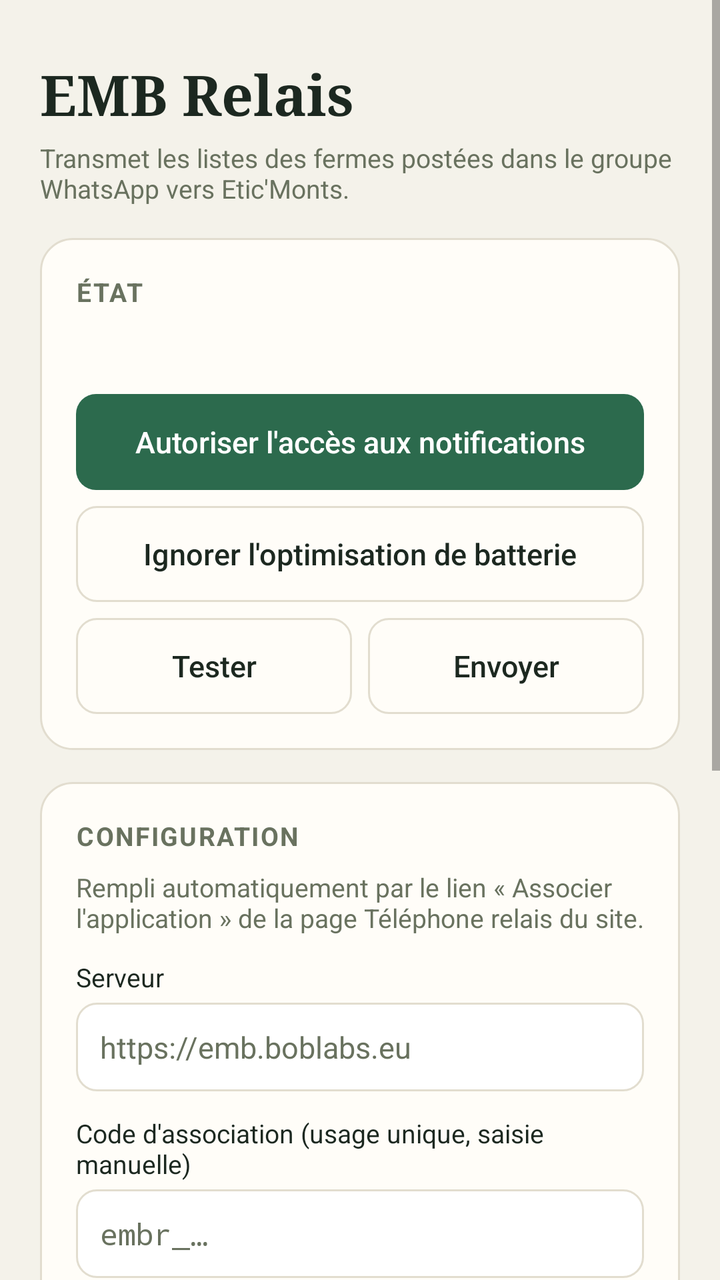
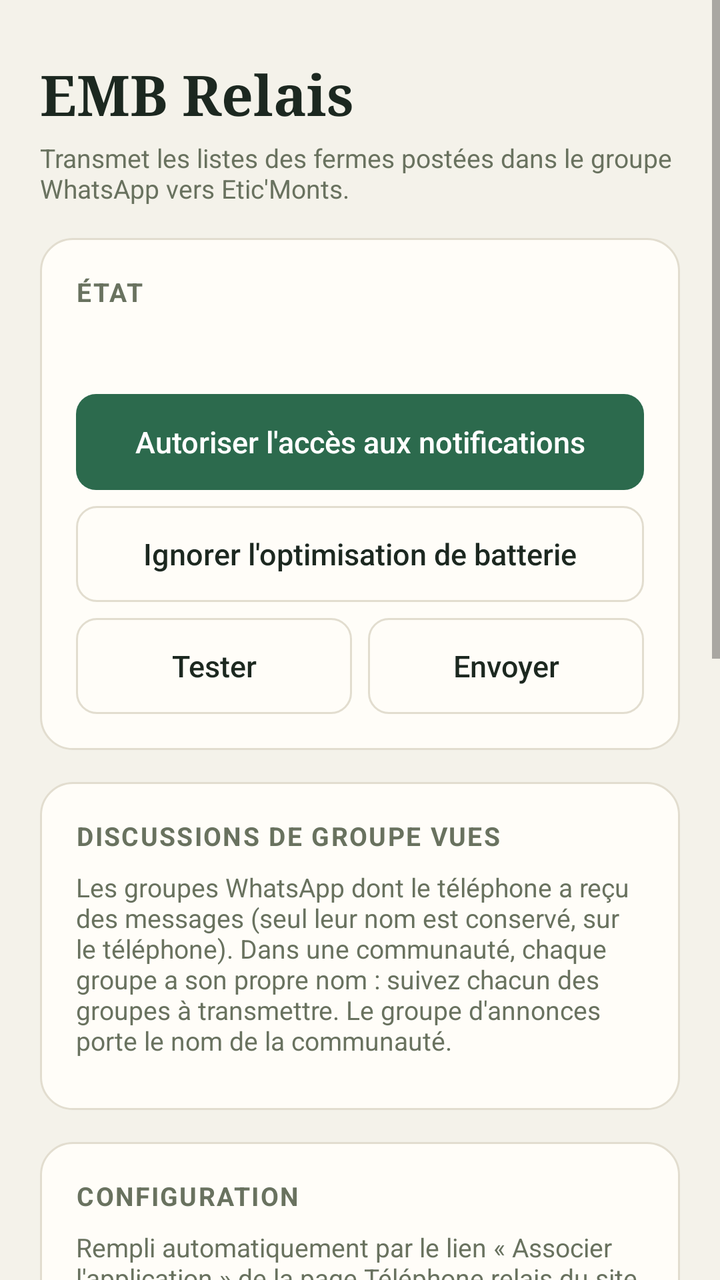

The first picture is an Android layout as it rendered before a commit; the second is the same layout after the commit. The layout source and the unified diff follow.
<!-- AndroidManifest.xml: application theme Theme.EmbRelais -->
<!-- res/layout/activity_main.xml -->
<?xml version="1.0" encoding="utf-8"?>
<ScrollView xmlns:android="http://schemas.android.com/apk/res/android"
    android:layout_width="match_parent"
    android:layout_height="match_parent"
    android:fillViewport="true">

    <LinearLayout
        android:layout_width="match_parent"
        android:layout_height="wrap_content"
        android:orientation="vertical"
        android:paddingHorizontal="20dp"
        android:paddingTop="28dp"
        android:paddingBottom="32dp">

        <TextView
            style="@style/Text.Title"
            android:layout_width="wrap_content"
            android:layout_height="wrap_content"
            android:text="@string/app_name" />

        <TextView
            style="@style/Text.Muted"
            android:layout_width="match_parent"
            android:layout_height="wrap_content"
            android:layout_marginTop="4dp"
            android:text="@string/tagline" />

        
        <LinearLayout style="@style/Card" android:layout_width="match_parent" android:layout_height="wrap_content">
            <TextView style="@style/Text.Section" android:layout_width="wrap_content" android:layout_height="wrap_content" android:text="@string/section_status" />
            <TextView
                android:id="@+id/status"
                style="@style/Text.Body"
                android:layout_width="match_parent"
                android:layout_height="wrap_content"
                android:lineSpacingExtra="4dp" />
            <Button android:id="@+id/btn_access" style="@style/Button.Primary" android:layout_width="match_parent" android:layout_height="wrap_content" android:layout_marginTop="14dp" android:text="@string/btn_access" />
            <Button android:id="@+id/btn_battery" style="@style/Button.Secondary" android:layout_width="match_parent" android:layout_height="wrap_content" android:text="@string/btn_battery" />
            <LinearLayout android:layout_width="match_parent" android:layout_height="wrap_content" android:orientation="horizontal">
                <Button android:id="@+id/btn_test" style="@style/Button.Secondary" android:layout_width="0dp" android:layout_weight="1" android:layout_height="wrap_content" android:layout_marginEnd="8dp" android:text="@string/btn_test" />
                <Button android:id="@+id/btn_send" style="@style/Button.Secondary" android:layout_width="0dp" android:layout_weight="1" android:layout_height="wrap_content" android:text="@string/btn_send" />
            </LinearLayout>
            <Button android:id="@+id/btn_simulate" style="@style/Button.Secondary" android:layout_width="match_parent" android:layout_height="wrap_content" android:text="@string/btn_simulate" android:visibility="gone" />
        </LinearLayout>

        
        <LinearLayout style="@style/Card" android:layout_width="match_parent" android:layout_height="wrap_content">
            <TextView style="@style/Text.Section" android:layout_width="wrap_content" android:layout_height="wrap_content" android:text="@string/section_config" />
            <TextView style="@style/Text.Muted" android:layout_width="match_parent" android:layout_height="wrap_content" android:text="@string/config_hint" />

            <TextView style="@style/Text.Label" android:layout_width="wrap_content" android:layout_height="wrap_content" android:text="@string/label_server" />
            <EditText android:id="@+id/server" style="@style/Field" android:layout_width="match_parent" android:layout_height="wrap_content" android:hint="https://emb.boblabs.eu" android:importantForAutofill="no" android:inputType="textUri" />

            <TextView style="@style/Text.Label" android:layout_width="wrap_content" android:layout_height="wrap_content" android:text="@string/label_token" />
            <EditText android:id="@+id/token" style="@style/Field" android:layout_width="match_parent" android:layout_height="wrap_content" android:hint="embr_…" android:importantForAutofill="no" android:inputType="textPassword" />

            <TextView style="@style/Text.Label" android:layout_width="wrap_content" android:layout_height="wrap_content" android:text="@string/label_groups" />
            <EditText android:id="@+id/groups" style="@style/Field" android:layout_width="match_parent" android:layout_height="wrap_content" android:gravity="top" android:hint="@string/hint_groups" android:importantForAutofill="no" android:inputType="textMultiLine|textCapSentences" android:minLines="2" />

            <Button android:id="@+id/btn_save" style="@style/Button.Primary" android:layout_width="match_parent" android:layout_height="wrap_content" android:layout_marginTop="12dp" android:text="@string/btn_save" />
        </LinearLayout>

        
        <LinearLayout style="@style/Card" android:layout_width="match_parent" android:layout_height="wrap_content">
            <TextView style="@style/Text.Section" android:layout_width="wrap_content" android:layout_height="wrap_content" android:text="@string/section_recent" />
            <TextView android:id="@+id/recent" style="@style/Text.Body" android:layout_width="match_parent" android:layout_height="wrap_content" android:textIsSelectable="true" />
        </LinearLayout>

        <TextView style="@style/Text.Muted" android:layout_width="match_parent" android:layout_height="wrap_content" android:layout_marginTop="16dp" android:text="@string/privacy" />
        <TextView android:id="@+id/version" style="@style/Text.Muted" android:layout_width="wrap_content" android:layout_height="wrap_content" android:layout_marginTop="8dp" />
    </LinearLayout>
</ScrollView>
<!-- resources referenced by this layout -->
<resources>
  <string name="app_name">EMB Relais</string>
  <string name="btn_access">Autoriser l\'accès aux notifications</string>
  <string name="btn_battery">Ignorer l\'optimisation de batterie</string>
  <string name="btn_save">Enregistrer</string>
  <string name="btn_send">Envoyer</string>
  <string name="btn_simulate">Simuler un message WhatsApp (debug)</string>
  <string name="btn_test">Tester</string>
  <string name="config_hint">Rempli automatiquement par le lien « Associer l\'application » de la page Téléphone relais du site.</string>
  <string name="hint_groups">Producteurs Etic\'Monts</string>
  <string name="label_groups">Groupes WhatsApp (un par ligne, nom exact)</string>
  <string name="label_server">Serveur</string>
  <string name="label_token">Code d\'association (usage unique, saisie manuelle)</string>
  <string name="privacy">Seuls les messages des groupes listés ci-dessus quittent le téléphone. Les autres notifications sont ignorées et jamais enregistrées. WhatsApp n\'est pas modifié : l\'app lit les notifications que le téléphone reçoit déjà, le groupe ne doit donc pas être en sourdine.</string>
  <string name="section_config">Configuration</string>
  <string name="section_recent">Derniers messages</string>
  <string name="section_status">État</string>
  <string name="tagline">Transmet les listes des fermes postées dans le groupe WhatsApp vers Etic\'Monts.</string>
  <style name="Card">
          <item name="android:orientation">vertical</item>
          <item name="android:background">@drawable/card</item>
          <item name="android:padding">18dp</item>
          <item name="android:layout_marginTop">16dp</item>
      </style>
  <style name="Field">
          <item name="android:background">@drawable/field</item>
          <item name="android:padding">12dp</item>
          <item name="android:textSize">15sp</item>
          <item name="android:textColor">@color/text</item>
          <item name="android:textColorHint">@color/muted</item>
      </style>
  <style name="Text.Body">
          <item name="android:textSize">15sp</item>
          <item name="android:textColor">@color/text</item>
      </style>
  <style name="Text.Label">
          <item name="android:textSize">13sp</item>
          <item name="android:textColor">@color/text</item>
          <item name="android:layout_marginTop">12dp</item>
          <item name="android:layout_marginBottom">4dp</item>
      </style>
  <style name="Text.Muted">
          <item name="android:textSize">13sp</item>
          <item name="android:textColor">@color/muted</item>
      </style>
  <style name="Text.Title">
          <item name="android:textSize">28sp</item>
          <item name="android:fontFamily">serif</item>
          <item name="android:textStyle">bold</item>
          <item name="android:textColor">@color/text</item>
      </style>
  <color name="accent_ink">#FFFFFF</color>
  <color name="text">#1C2820</color>
  <!-- drawable card (drawable) -->
  <?xml version="1.0" encoding="utf-8"?>
  <shape xmlns:android="http://schemas.android.com/apk/res/android" android:shape="rectangle">
      <solid android:color="@color/card" />
      <stroke android:width="1dp" android:color="@color/border" />
      <corners android:radius="16dp" />
  </shape>
  <color name="muted">#69725F</color>
  <color name="accent">#2C6A4D</color>
  <color name="bg">#F4F2EA</color>
  <color name="card">#FFFDF8</color>
  <color name="border">#E2DDCF</color>
  <color name="field">#FFFFFF</color>
  <!-- unchanged entries left out for length: 7 -->
</resources>

<!-- the commit's change to res/layout/activity_main.xml (unified diff, before → after) -->
@@ -45,6 +45,13 @@
 
         
         <LinearLayout style="@style/Card" android:layout_width="match_parent" android:layout_height="wrap_content">
+            <TextView style="@style/Text.Section" android:layout_width="wrap_content" android:layout_height="wrap_content" android:text="@string/section_chats" />
+            <TextView style="@style/Text.Muted" android:layout_width="match_parent" android:layout_height="wrap_content" android:text="@string/chats_hint" />
+            <LinearLayout android:id="@+id/chats" android:layout_width="match_parent" android:layout_height="wrap_content" android:layout_marginTop="8dp" android:orientation="vertical" />
+        </LinearLayout>
+
+        
+        <LinearLayout style="@style/Card" android:layout_width="match_parent" android:layout_height="wrap_content">
             <TextView style="@style/Text.Section" android:layout_width="wrap_content" android:layout_height="wrap_content" android:text="@string/section_config" />
             <TextView style="@style/Text.Muted" android:layout_width="match_parent" android:layout_height="wrap_content" android:text="@string/config_hint" />
 
<!-- resource entries referenced after the edit -->
@@ -7,12 +7,14 @@
   <string name="btn_send">Envoyer</string>
   <string name="btn_simulate">Simuler un message WhatsApp (debug)</string>
   <string name="btn_test">Tester</string>
+  <string name="chats_hint">Les groupes WhatsApp dont le téléphone a reçu des messages (seul leur nom est conservé, sur le téléphone). Dans une communauté, chaque groupe a son propre nom : suivez chacun des groupes à transmettre. Le groupe d\'annonces porte le nom de la communauté.</string>
   <string name="config_hint">Rempli automatiquement par le lien « Associer l\'application » de la page Téléphone relais du site.</string>
   <string name="hint_groups">Producteurs Etic\'Monts</string>
   <string name="label_groups">Groupes WhatsApp (un par ligne, nom exact)</string>
   <string name="label_server">Serveur</string>
   <string name="label_token">Code d\'association (usage unique, saisie manuelle)</string>
   <string name="privacy">Seuls les messages des groupes listés ci-dessus quittent le téléphone. Les autres notifications sont ignorées et jamais enregistrées. WhatsApp n\'est pas modifié : l\'app lit les notifications que le téléphone reçoit déjà, le groupe ne doit donc pas être en sourdine.</string>
+  <string name="section_chats">Discussions de groupe vues</string>
   <string name="section_config">Configuration</string>
   <string name="section_recent">Derniers messages</string>
   <string name="section_status">État</string>
